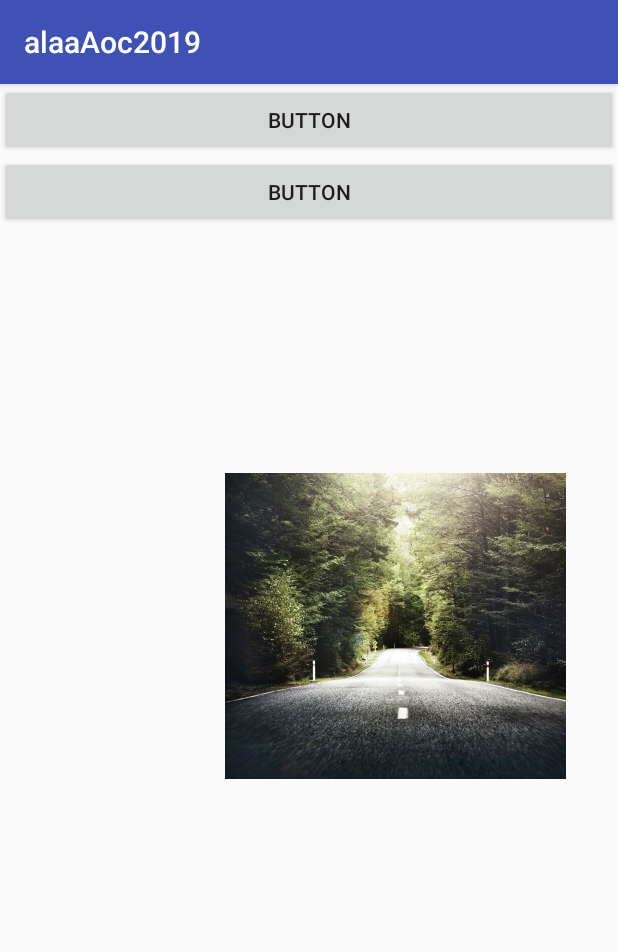
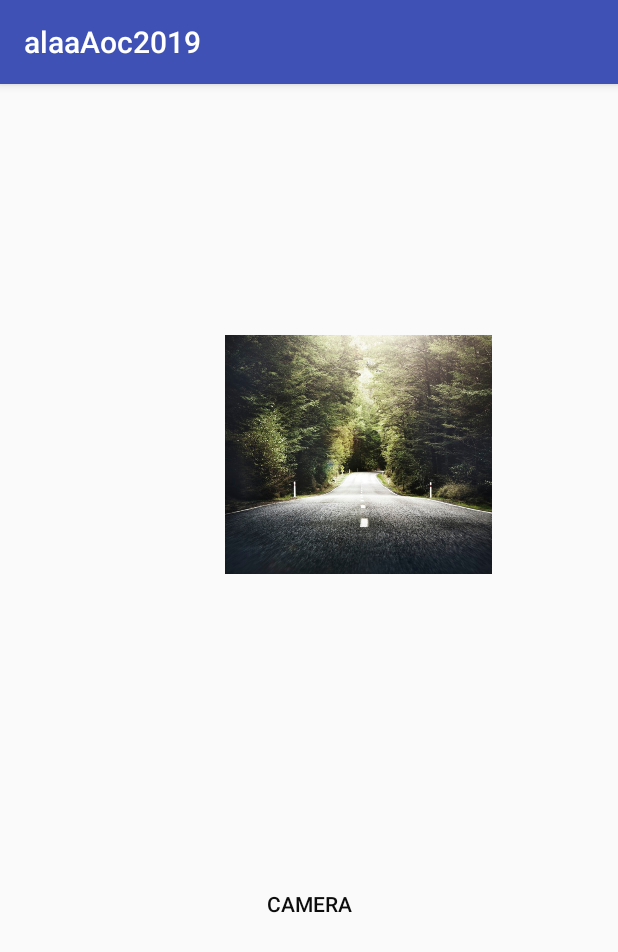
Before and after one commit to alaayouni/alaaAoc20191, an Android app: the CameraActivity screen opened directly, with no data from a screen before it, on a phone screen of 412 x 824 dp. Shown: the top 952 px of the screen. Run offline under Robolectric (Android 15) with nearby library versions, the phone set to English and light mode, and no system bars.

Commit message:
059697gfd lululululul

```diff
--- a/app/src/main/res/layout/activity_camera.xml
+++ b/app/src/main/res/layout/activity_camera.xml
@@ -7,22 +7,10 @@
     android:orientation="vertical"
     tools:context=".CameraActivity">
 
-    <Button
-        android:id="@+id/button2"
-        android:layout_width="match_parent"
-        android:layout_height="wrap_content"
-        android:text="Button" />
-
-    <Button
-        android:id="@+id/button"
-        android:layout_width="match_parent"
-        android:layout_height="wrap_content"
-        android:text="Button" />
-
     <ImageView
         android:id="@+id/imageView"
-        android:layout_width="227dp"
-        android:layout_height="436dp"
+        android:layout_width="178dp"
+        android:layout_height="399dp"
         android:layout_marginEnd="213dp"
         android:layout_marginStart="150dp"
         android:layout_marginTop="47dp"
@@ -31,7 +19,14 @@
         app:layout_constraintStart_toStartOf="parent"
         app:layout_constraintTop_toTopOf="parent" />
 
-
+    <Button
+        android:id="@+id/camera"
+        android:layout_width="match_parent"
+        android:layout_height="200dp"
+        android:background="#00E6E1E1"
+        android:text="camera"
+        android:textColor="#FD0A0A0A"
+        android:textColorHint="#F8F8F8" />
 
 
 </LinearLayout>
```
